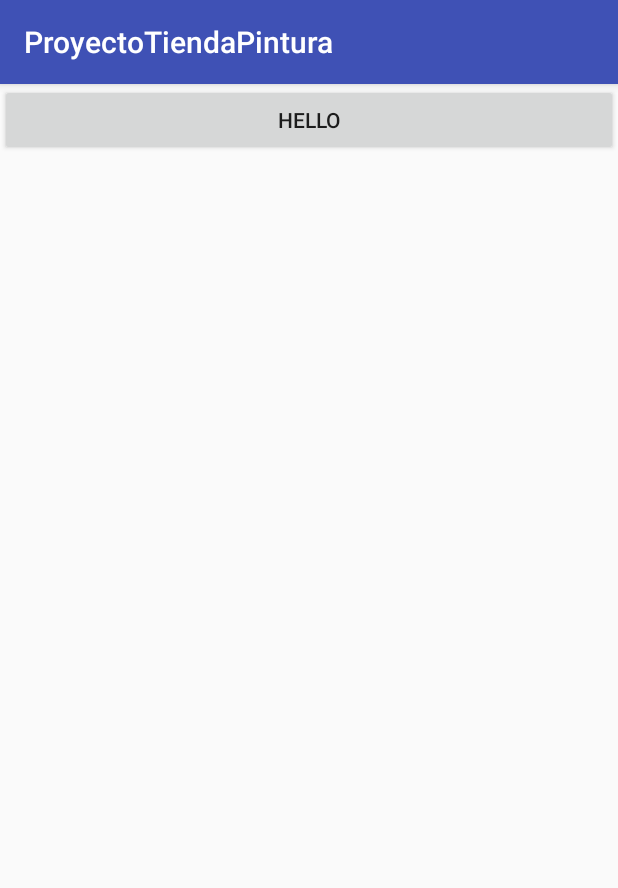
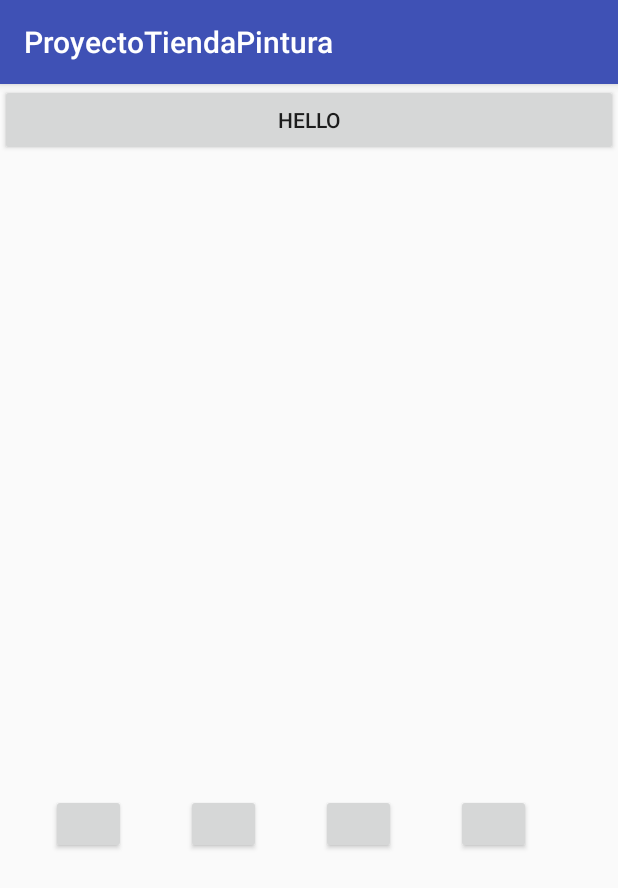
Before and after one commit to EdgarMtz00/ProyectoTiendaPintura, an Android app: the screen it shows after launch (MainActivity), on a phone screen of 412 x 824 dp. Shown: the top 888 px of the screen. Run offline under Robolectric (Android 15) with nearby library versions, the phone set to English and light mode, and no system bars.

```diff
--- a/app/src/main/res/layout/activity_main.xml
+++ b/app/src/main/res/layout/activity_main.xml
@@ -14,22 +14,51 @@
             android:layout_width="match_parent"
             android:layout_height="wrap_content"
             android:orientation="vertical">
-            <LinearLayout
+            <android.support.design.widget.CoordinatorLayout
+                xmlns:android="http://schemas.android.com/apk/res/android"
                 android:layout_width="match_parent"
-                android:layout_height="120dp"
-                android:orientation="horizontal">
+                android:layout_height="120dp">
 
-            </LinearLayout>
-            <GridLayout
+            </android.support.design.widget.CoordinatorLayout>
+
+            <ScrollView
                 android:layout_width="match_parent"
                 android:layout_height="305dp">
 
-            </GridLayout>
+                <android.support.design.widget.CoordinatorLayout
+                    xmlns:android="http://schemas.android.com/apk/res/android"
+                    android:layout_width="match_parent"
+                    android:layout_height="300dp">
+
+                </android.support.design.widget.CoordinatorLayout>
+
+            </ScrollView>
+
         </LinearLayout>
+
     </ScrollView>
+
     <LinearLayout
         android:layout_width="match_parent"
-        android:layout_height="40dp">
+        android:layout_height="40dp"
+        android:orientation="horizontal">
+        <Button
+            android:layout_marginLeft="34dp"
+            android:layout_width="50dp"
+            android:layout_height="match_parent" />
+        <Button
+            android:layout_marginLeft="40dp"
+            android:layout_width="50dp"
+            android:layout_height="match_parent" />
+        <Button
+            android:layout_marginLeft="40dp"
+            android:layout_width="50dp"
+            android:layout_height="match_parent" />
+        <Button
+            android:layout_marginLeft="40dp"
+            android:layout_width="50dp"
+            android:layout_height="match_parent" />
 
     </LinearLayout>
+
 </LinearLayout>
```
Also changed, not shown: app/src/main/java/com/example/edgarmartinez/proyectotiendapintura/InformacionActivity.java (added, +14 -0 lines), app/src/main/java/com/example/edgarmartinez/proyectotiendapintura/articuloAdapter.java (added, +44 -0 lines), app/src/main/res/layout/activity_informacion.xml (added, +21 -0 lines), app/src/main/res/layout/articulo.xml (added, +23 -0 lines).
